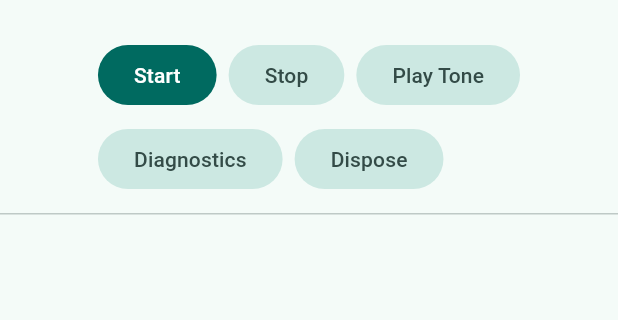
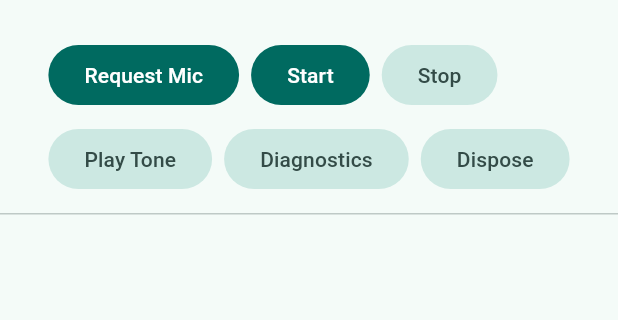
Before and after one commit to Circuids/Boat, a Flutter app: the screen it shows after launch, on a phone screen of 412 x 824 dp, the part 63-383 px from its top. Run offline on Flutter 3.47's test engine with Material 3 defaults, Android fonts, the phone set to English and light mode, and no system bars; our stand-ins replace plugin_platform_interface.

Commit message:
Add microphone permission request button to example app

```diff
--- a/src/example/lib/main.dart
+++ b/src/example/lib/main.dart
@@ -54,6 +54,11 @@ class _EngineHarnessState extends State<EngineHarness> {
   void _addLog(String msg) {
     setState(() => _log.insert(0, '${DateTime.now().toIso8601String().substring(11, 23)} $msg'));
     if (_log.length > 100) _log.removeLast();
+  }
+
+  Future<void> _requestPermission() async {
+    final status = await BoatPermission.request(PermissionType.microphone);
+    _addLog('PERMISSION: $status');
   }
 
   Future<void> _start() async {
@@ -125,6 +130,7 @@ class _EngineHarnessState extends State<EngineHarness> {
               spacing: 8,
               runSpacing: 8,
               children: [
+                FilledButton(onPressed: _requestPermission, child: const Text('Request Mic')),
                 FilledButton(onPressed: _start, child: const Text('Start')),
                 FilledButton.tonal(onPressed: _stop, child: const Text('Stop')),
                 FilledButton.tonal(onPressed: _playTone, child: const Text('Play Tone')),
```
